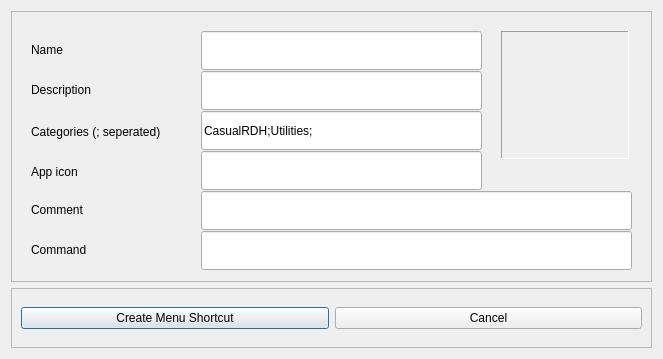
The window that app-linux/src/cassowary/gui/qtui_files/desktopcreate.ui (casualsnek/cassowary) describes before a commit, drawn with Qt 5.
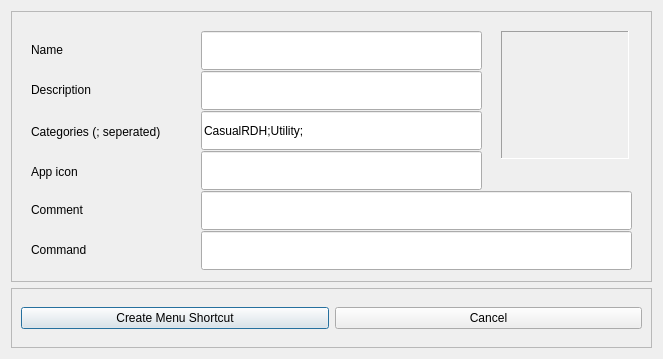
The same window after the commit.

Commit message: Use proper category for utilities

Patch:
```diff
--- a/app-linux/src/cassowary/gui/qtui_files/desktopcreate.ui
+++ b/app-linux/src/cassowary/gui/qtui_files/desktopcreate.ui
@@ -94,7 +94,7 @@
        </rect>
       </property>
       <property name="text">
-       <string>CasualRDH;Utilities;</string>
+       <string>CasualRDH;Utility;</string>
       </property>
      </widget>
      <widget class="QLabel" name="lb_appicon">
```
The commit also changes 1 other file.
